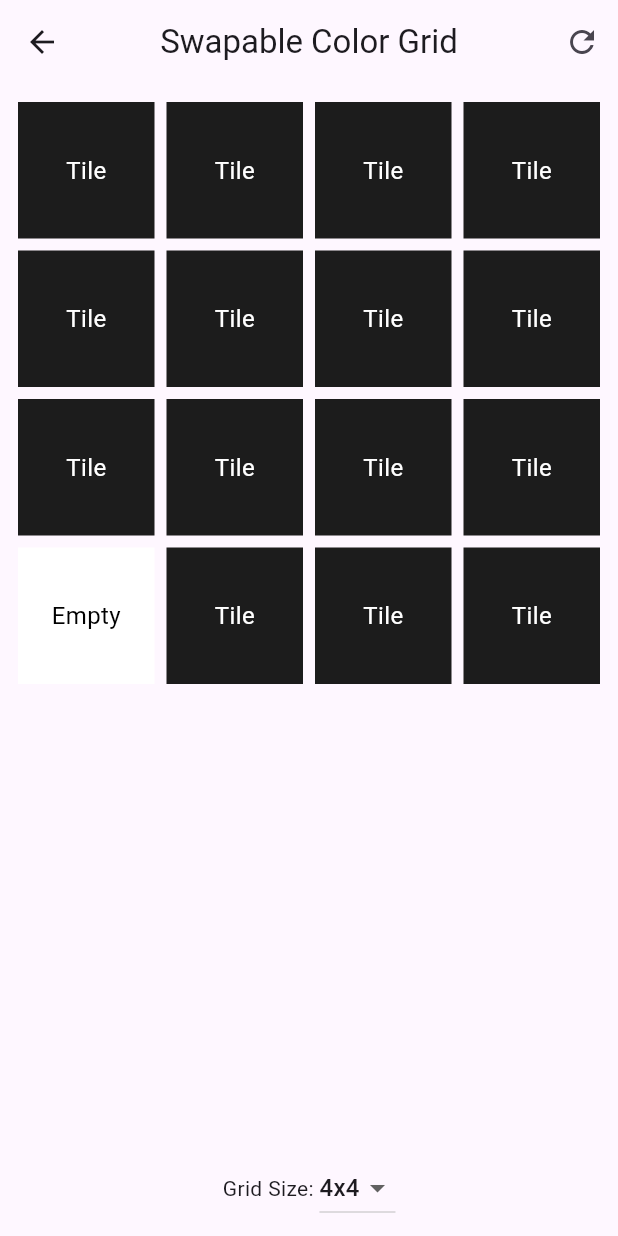
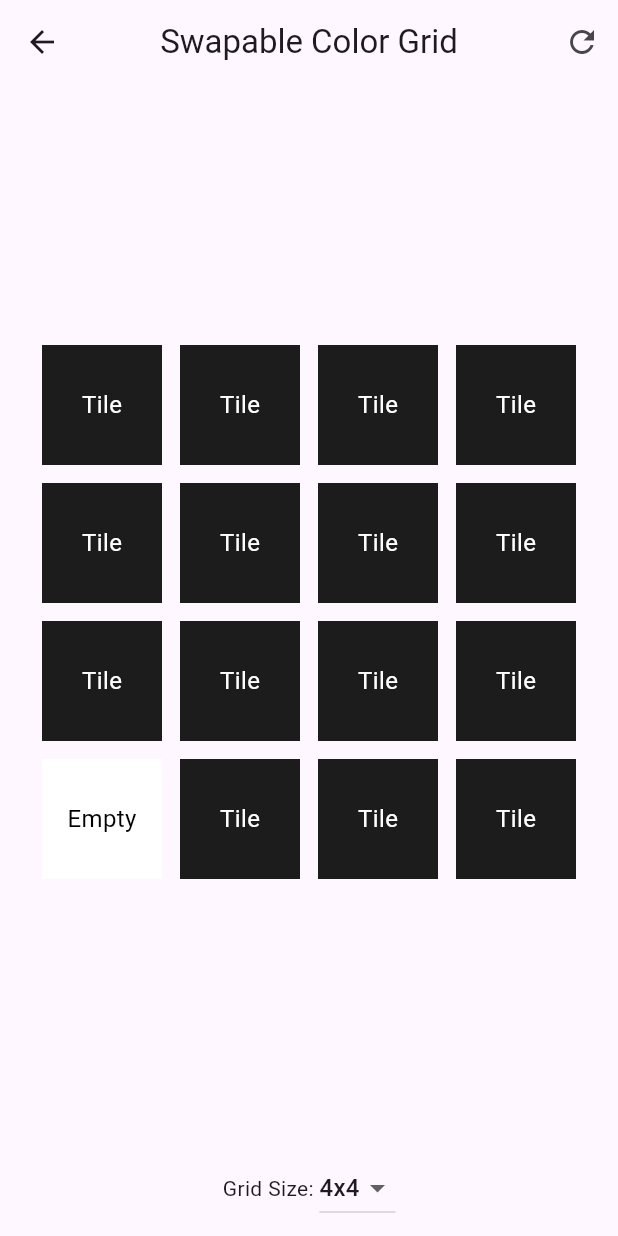
Before and after one commit to Shiyun22/AMSE, a Flutter app: the Exercise6bPage screen opened directly, on a phone screen of 412 x 824 dp. Run offline on Flutter 3.47's test engine with Material 3 defaults, Android fonts, the phone set to English and light mode, and no system bars.

Commit message:
更新代码

```diff
--- a/tp2/lib/main.dart
+++ b/tp2/lib/main.dart
@@ -111,9 +111,6 @@ class Exercise6bPage extends StatefulWidget {
   _Exercise6bPageState createState() => _Exercise6bPageState();
 }
 
-// ==============
-// 页面状态
-// ==============
 class _Exercise6bPageState extends State<Exercise6bPage> {
   late List<ColoredTile> tiles;
   int gridSize = 4; // 默认4x4网格
@@ -164,21 +161,38 @@ class _Exercise6bPageState extends State<Exercise6bPage> {
           ),
         ],
       ),
-      body: Center(
+      body: LayoutBuilder(
+        builder: (context, constraints) {
+          double boardSize = math.min(constraints.maxWidth, constraints.maxHeight) - 32;
+          double tileSize = (boardSize / gridSize) - 8;
+
+          return Center(
+            child: Container(
+              width: boardSize,
+              height: boardSize,
+              padding: EdgeInsets.all(8),
               child: GridView.builder(
-          padding: EdgeInsets.all(8),
+                physics: NeverScrollableScrollPhysics(), // 禁止滚动，适应屏幕
                 gridDelegate: SliverGridDelegateWithFixedCrossAxisCount(
                   crossAxisCount: gridSize,
-            childAspectRatio: 1.0,
+                  crossAxisSpacing: 4,
+                  mainAxisSpacing: 4,
                 ),
                 itemCount: tiles.length,
                 itemBuilder: (context, index) {
-            return TileWidget(
+                  return Container(
+                    width: tileSize,
+                    height: tileSize,
+                    child: TileWidget(
                       tiles[index],
                       onTap: () => swapTiles(index),
+                    ),
                   );
                 },
               ),
+            ),
+          );
+        },
       ),
       bottomNavigationBar: Padding(
         padding: EdgeInsets.all(8.0),
```
Lines whose indentation alone changed are shown as unchanged.
